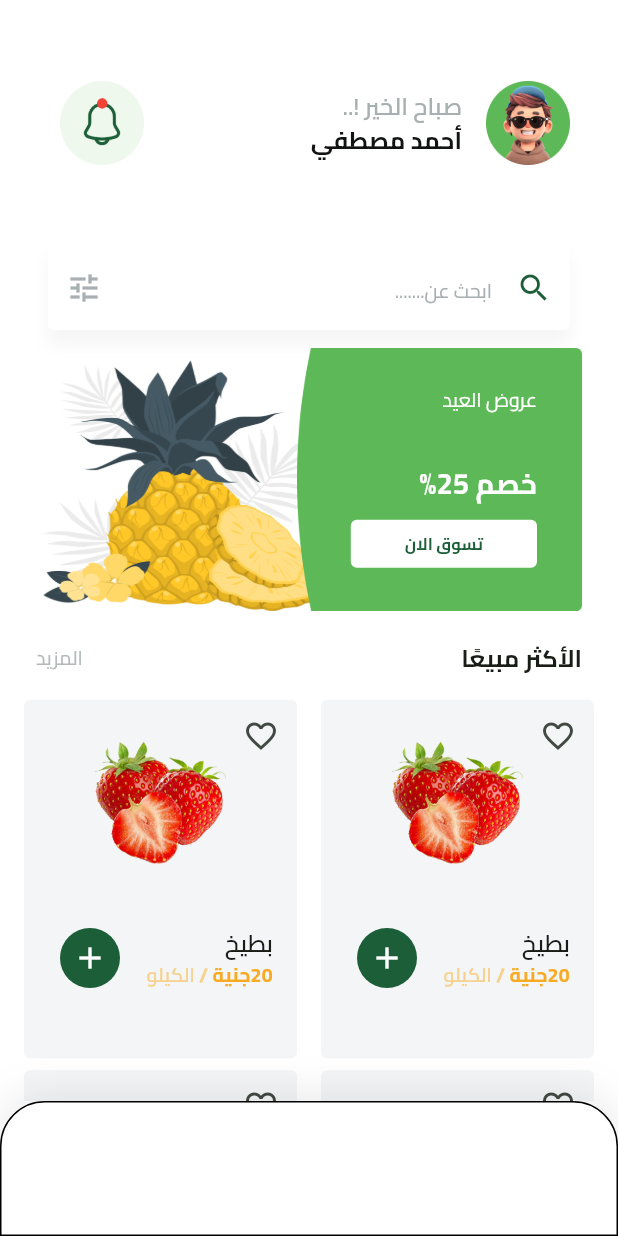
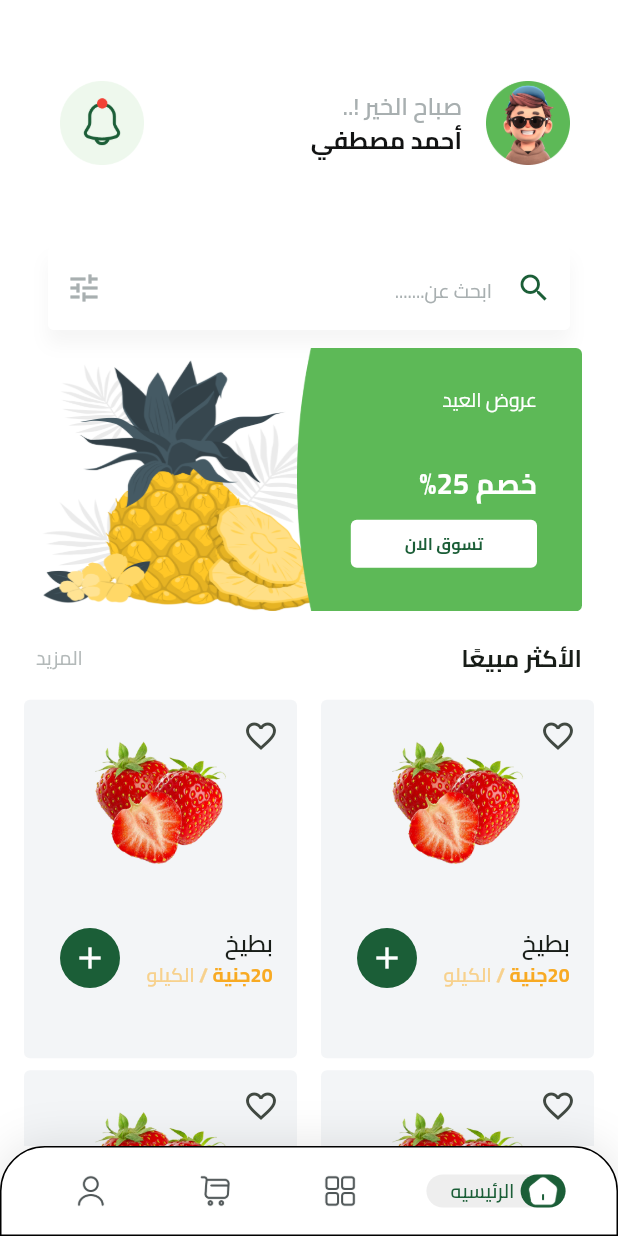
Before and after one commit to IbrahimMahmoud2023/fruits_hub, a Flutter app: the HomeView screen opened by its route, on a phone screen of 412 x 824 dp. Run offline on Flutter 3.47's test engine with Material 3 defaults, Android fonts, the phone set to English and light mode, and no system bars; our stand-ins replace cloud_firestore, dartz, dots_indicator, firebase_auth, firebase_core, flutter_bloc and 5 more; missing offline and left inert: flutter_facebook_auth; accounts and stored records are empty.

Commit message:
finish bottom_navigation_bar ui

```diff
--- a/lib/core/utils/assets.dart
+++ b/lib/core/utils/assets.dart
@@ -5,20 +5,35 @@ class Assets {
   static const String imagesFruitsIcon = 'assets/images/fruits_icon.png';
   static const String imagesLogo = 'assets/images/logo.png';
   static const String imagesIconCheck = 'assets/images/icon_check.png';
-  static const String imagesPageViewItem1BackgroundImage = 'assets/images/page_view_item1_background_image.png';
-  static const String imagesPageViewItem1Image = 'assets/images/page_view_item1_image.png';
-  static const String imagesPageViewItem2BackgroundImage = 'assets/images/page_view_item2_background_image.png';
-  static const String imagesPageViewItem2Image = 'assets/images/page_view_item2_image.png';
+  static const String imagesPageViewItem1BackgroundImage =
+      'assets/images/page_view_item1_background_image.png';
+  static const String imagesPageViewItem1Image =
+      'assets/images/page_view_item1_image.png';
+  static const String imagesPageViewItem2BackgroundImage =
+      'assets/images/page_view_item2_background_image.png';
+  static const String imagesPageViewItem2Image =
+      'assets/images/page_view_item2_image.png';
   static const String imagesPlant = 'assets/images/plant.png';
-  static const String imagesIconNotification = 'assets/images/icon_notification.png';
+  static const String imagesIconNotification =
+      'assets/images/icon_notification.png';
   static const String imagesSplashCircle = 'assets/images/splash_circle.png';
   static const String imagesImageProfile = 'assets/images/image_profile.png';
-static const String imagesAppleIcon = 'assets/images/apple_icon.png';
-static const String imagesFacebookIcon = 'assets/images/facebook_icon.png';
-static const String imagesGoogleIcon = 'assets/images/google_icon.png';
+  static const String imagesAppleIcon = 'assets/images/apple_icon.png';
+  static const String imagesFacebookIcon = 'assets/images/facebook_icon.png';
+  static const String imagesGoogleIcon = 'assets/images/google_icon.png';
 
   static const String imagesFilterIcon = 'assets/images/fliter_icon.png';
   static const String imagesIconSearch = 'assets/images/icon_search.png';
   static const String imagesTestImag = 'assets/images/test_imag.png';
-  static const String imagesFeaturedItemBackground = 'assets/images/featured_item_background.png';
+  static const String imagesFeaturedItemBackground =
+      'assets/images/featured_item_background.png';
+  static const String boldProducts = 'assets/images/bold/element-3.png';
+  static const String boldHome = 'assets/images/bold/home.png';
+  static const String boldShoppingCart = 'assets/images/bold/shopping-cart.png';
+  static const String boldUser = 'assets/images/bold/user.png';
+  static const String outlineProducts = 'assets/images/outline/element-3.png';
+  static const String outlineHome = 'assets/images/outline/home.png';
+  static const String outlineShoppingCart =
+      'assets/images/outline/shopping-cart.png';
+  static const String outlineUser = 'assets/images/outline/user.png';
 }
--- /dev/null
+++ b/lib/features/home_view/domain/entites/bottom_navigation_bar_entity.dart
@@ -0,0 +1,36 @@
+import '../../../../core/utils/assets.dart';
+
+class BottomNavigationBarEntity {
+  final String inActiveImage , activeImage;
+  final String name;
+
+  BottomNavigationBarEntity({required this.inActiveImage,required this.activeImage,required this.name});
+
+
+
+  static List<BottomNavigationBarEntity> get bottomNavigationBarItems => [
+
+    BottomNavigationBarEntity(
+        inActiveImage: Assets.outlineHome,
+        activeImage: Assets.boldHome,
+        name: 'الرئيسيه'
+    ),
+    BottomNavigationBarEntity(
+        inActiveImage: Assets.outlineProducts,
+        activeImage: Assets.boldProducts,
+        name: 'المنتجات'
+    ),
+    BottomNavigationBarEntity(
+        inActiveImage: Assets.outlineShoppingCart,
+        activeImage: Assets.boldShoppingCart,
+        name: 'سله التسويق'
+    ),
+    BottomNavigationBarEntity(
+        inActiveImage: Assets.outlineUser,
+        activeImage: Assets.boldUser,
+        name: 'حسابي'
+    ),
+  ];
+
+
+}
--- /dev/null
+++ b/lib/features/home_view/presentation/views/widgets/active_item.dart
@@ -0,0 +1,42 @@
+import 'package:flutter/cupertino.dart';
+import 'package:flutter/material.dart';
+import 'package:fruits_ecommerec/core/utils/app_colors.dart';
+
+import '../../../../../core/utils/app_style_text.dart';
+
+class ActiveItem extends StatelessWidget {
+  const ActiveItem({super.key, required this.image, required this.name});
+final String image ,name;
+  @override
+  Widget build(BuildContext context) {
+    return Expanded(
+      flex: 3,
+      child: Center(
+        child: Container(
+          padding: EdgeInsets.only(left: 16),
+          decoration: ShapeDecoration(
+            color: Color(0xFFEEEEEE),
+            shape: RoundedRectangleBorder(borderRadius: BorderRadius.circular(30),),
+
+          ),
+          child: Row(
+            mainAxisSize: MainAxisSize.min,
+            children: [
+              Container(
+                width: 30,
+                height: 30,
+                decoration: ShapeDecoration(
+                  color: Color(0xFF1B5E37),
+                  shape: RoundedRectangleBorder(borderRadius: BorderRadius.circular(30),),
+                ),
+                child: Center(child: Image.asset(image)),
+              ),
+              SizedBox(width: 4,),
+              Text(name , style: AppTextStyles.semibold13.copyWith(color: AppColors.primaryColor),)
+            ],
+          ),
+        ),
+      ),
+    );
+  }
+}
--- a/lib/features/home_view/presentation/views/widgets/custom_bottom_navigation_bar.dart
+++ b/lib/features/home_view/presentation/views/widgets/custom_bottom_navigation_bar.dart
@@ -1,14 +1,22 @@
-import 'package:flutter/cupertino.dart';
 import 'package:flutter/material.dart';
+import 'package:fruits_ecommerec/features/home_view/domain/entites/bottom_navigation_bar_entity.dart';
+import 'navigation_bar_item.dart';
 
-class CustomBottomNavigationBar extends StatelessWidget {
+class CustomBottomNavigationBar extends StatefulWidget {
   const CustomBottomNavigationBar({super.key});
 
+  @override
+  State<CustomBottomNavigationBar> createState() => _CustomBottomNavigationBarState();
+}
+
+class _CustomBottomNavigationBarState extends State<CustomBottomNavigationBar> {
+
+  int selectedIndex = 0;
   @override
   Widget build(BuildContext context) {
     return Container(
       width: 375,
-      height: 90,
+      height: 60,
       decoration: ShapeDecoration(
         color: Colors.white,
         shape: OutlineInputBorder(
@@ -26,6 +34,16 @@ class CustomBottomNavigationBar extends StatelessWidget {
           ),
         ],
       ),
+      child: Padding(
+        padding: const EdgeInsets.all(18),
+        child: Row(
+          children: BottomNavigationBarEntity.bottomNavigationBarItems.asMap().entries.map((e) {
+            var index = e.key;
+            var entity = e.value;
+            return NavigationBarItem(isSelected: selectedIndex == index, bottomNavigationBarEntity: entity);
+          }).toList()
+        ),
+      ),
     );
   }
 }
--- /dev/null
+++ b/lib/features/home_view/presentation/views/widgets/inactive_item.dart
@@ -0,0 +1,13 @@
+import 'package:flutter/cupertino.dart';
+class InactiveItem extends StatelessWidget {
+
+
+final String image;
+  const InactiveItem({super.key,required this.image, });
+  @override
+  Widget build(BuildContext context) {
+    return Expanded(
+        flex: 2,
+        child: Image.asset(image,));
+  }
+}
--- /dev/null
+++ b/lib/features/home_view/presentation/views/widgets/navigation_bar_item.dart
@@ -0,0 +1,18 @@
+import 'package:flutter/material.dart';
+
+import '../../../domain/entites/bottom_navigation_bar_entity.dart';
+import 'active_item.dart';
+import 'inactive_item.dart';
+
+class NavigationBarItem extends StatelessWidget {
+  const NavigationBarItem({super.key, required this.isSelected, required this.bottomNavigationBarEntity});
+  final bool isSelected;
+  final BottomNavigationBarEntity bottomNavigationBarEntity;
+  @override
+  Widget build(BuildContext context) {
+    return isSelected ? ActiveItem(
+      image: bottomNavigationBarEntity.activeImage,
+      name: bottomNavigationBarEntity.name,
+    ) : InactiveItem(image: bottomNavigationBarEntity.inActiveImage);
+  }
+}
--- a/pubspec.yaml
+++ b/pubspec.yaml
@@ -80,7 +80,8 @@ flutter:
   # To add assets to your application, add an assets section, like this:
   assets:
      - assets/images/
-  #   - images/a_dot_ham.jpeg
+     - assets/images/bold/
+     - assets/images/outline/
 
   # An image asset can refer to one or more resolution-specific "variants", see
   # https://flutter.dev/to/resolution-aware-images
```
Also changed, not shown: assets/images/bold/element-3.png (added), assets/images/bold/home.png (added), assets/images/bold/shopping-cart.png (added), assets/images/bold/user.png (added), assets/images/outline/element-3.png (added), assets/images/outline/home.png (added), assets/images/outline/shopping-cart.png (added), assets/images/outline/user.png (added), lib/generated/assets.dart.
